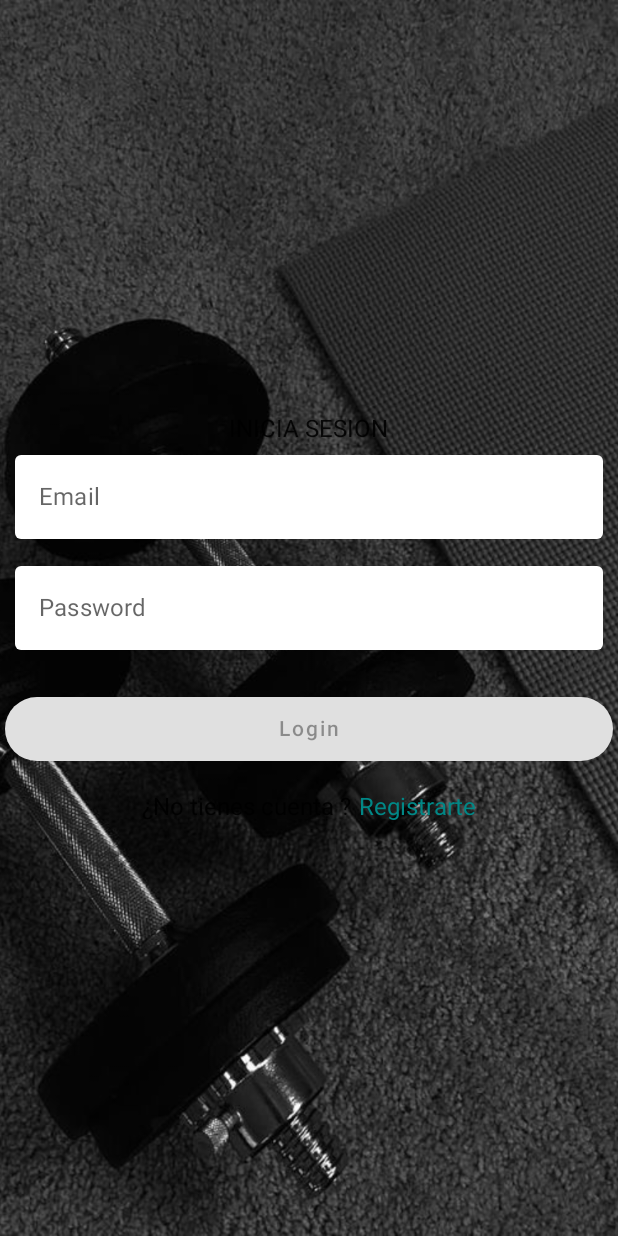
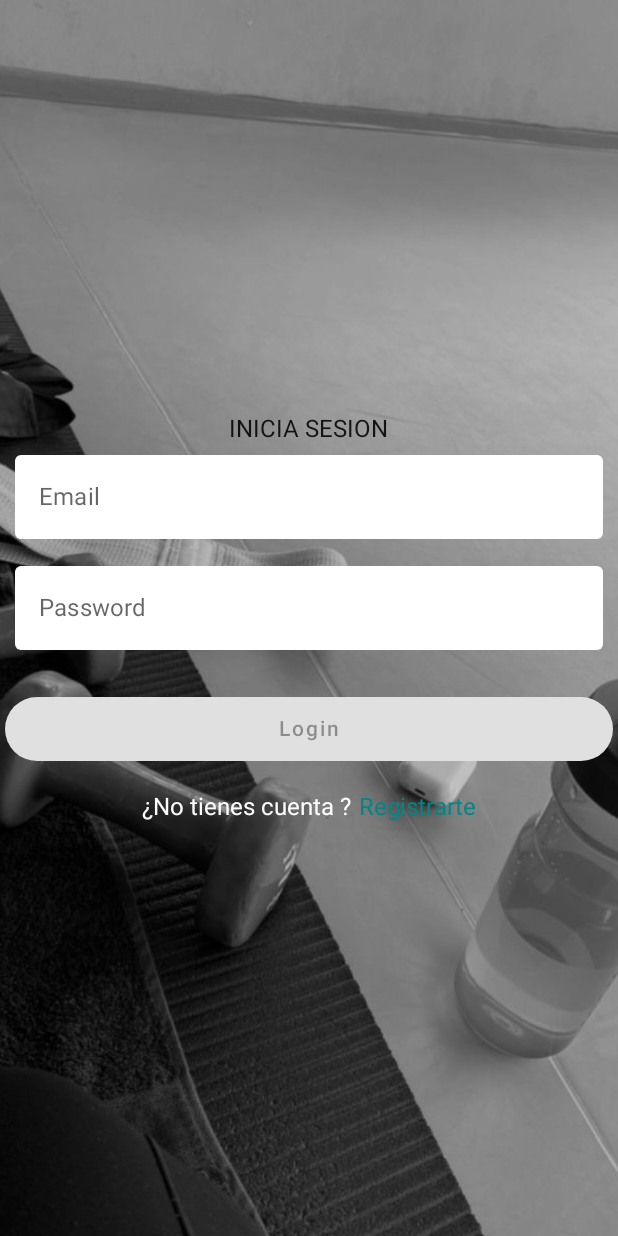
Before and after one commit to josmanm/AppMovilSmartCoach, an Android app built with Jetpack Compose: the screen it shows after launch (MainActivity), on a phone screen of 412 x 824 dp. Run offline under Robolectric (Android 15) with nearby library versions, the phone set to English and light mode, and no system bars; our stand-ins replace Firebase (no records; nobody signed in at launch, a user with empty details on screens opened directly).

Commit message:
Cambio de tema y actualizacion de inicio

```diff
--- a/app/src/main/java/co/edu/appmovilsmartcoach/screens/home/Home.kt
+++ b/app/src/main/java/co/edu/appmovilsmartcoach/screens/home/Home.kt
@@ -17,6 +17,7 @@ import androidx.compose.ui.graphics.Color
 import androidx.compose.ui.layout.ContentScale
 import androidx.compose.ui.res.painterResource
 import androidx.compose.ui.unit.dp
+import androidx.compose.ui.unit.sp
 import androidx.navigation.NavController
 import androidx.navigation.NavHostController
 import androidx.navigation.compose.currentBackStackEntryAsState
@@ -164,7 +165,7 @@ fun TopBar(
     }
 
     TopAppBar (
-        title= { Text(text = MyTitle)},
+        title= { Text(text = MyTitle, fontSize = 15.sp)},
         //Boton para abrir el boton lateral
         navigationIcon = {
             IconButton(onClick = {
--- a/app/src/main/java/co/edu/appmovilsmartcoach/screens/login/SmartCoachLoginsScreen.kt
+++ b/app/src/main/java/co/edu/appmovilsmartcoach/screens/login/SmartCoachLoginsScreen.kt
@@ -60,7 +60,7 @@ fun MascotaLoginScreen(
                 .fillMaxSize()
         ) {
                 Image(
-                        painter = painterResource(id = co.edu.appmovilsmartcoach.R.drawable.fondo1),
+                        painter = painterResource(id = co.edu.appmovilsmartcoach.R.drawable.fondo2),
                         contentDescription = null,
                         modifier = Modifier.fillMaxSize(),
                         contentScale = ContentScale.Crop
@@ -104,7 +104,7 @@ fun MascotaLoginScreen(
                                 val text2 =
                                         if(showLoginForm.value) "Registrarte"
                                         else "Inicia sesion"
-                                Text(text = text1)
+                                Text(text = text1, color = Color.White)
                                 Text(text = text2,
                                 modifier = Modifier
                                         .clickable { showLoginForm.value = !showLoginForm.value }
--- a/app/src/main/java/co/edu/appmovilsmartcoach/ui/theme/Color.kt
+++ b/app/src/main/java/co/edu/appmovilsmartcoach/ui/theme/Color.kt
@@ -3,6 +3,6 @@ package co.edu.appmovilsmartcoach.ui.theme
 import androidx.compose.ui.graphics.Color
 
 val Purple200 = Color(0xFF475F9C)
-val Purple500 = Color(0xFF3C4432)
+val Purple500 = Color(0xFF000000)
 val Purple700 = Color(0xFF5F579B)
 val Teal200 = Color(0xFFFFFFFF)
```
Also changed, not shown: app/src/main/res/drawable/fondo1.jpg (deleted), app/src/main/res/drawable/fondo2.jpeg (added).
